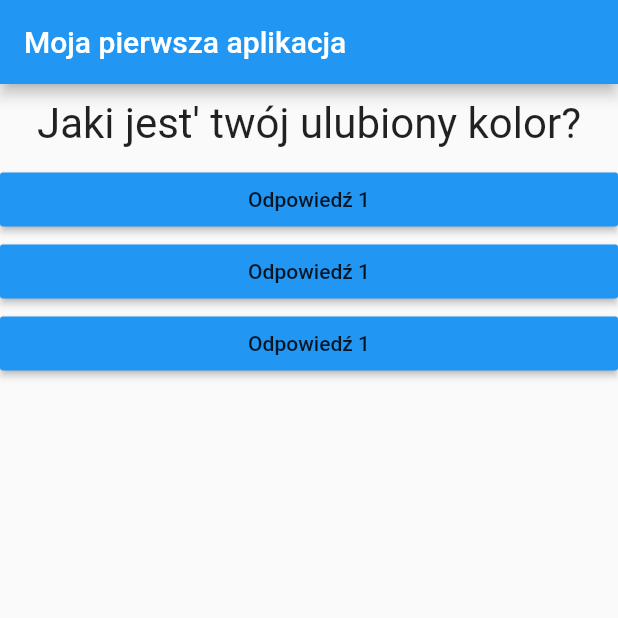
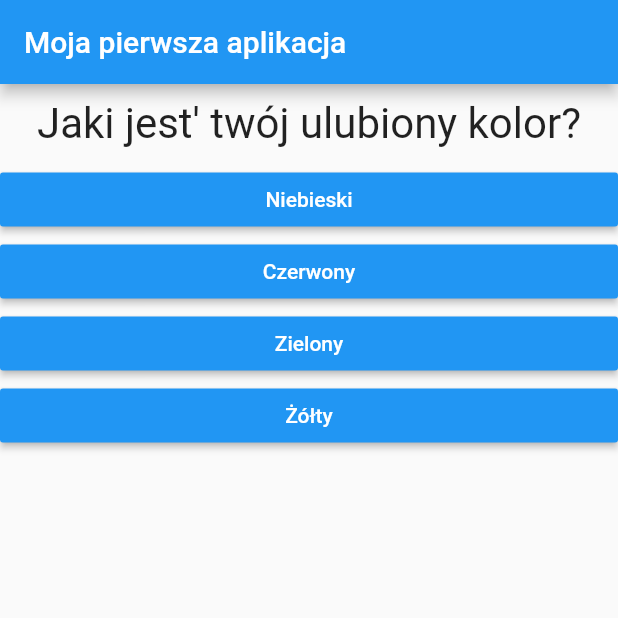
Before and after one commit to Piter98pl/QuizApp, a Flutter app: the screen it shows after launch, on a phone screen of 412 x 824 dp, the top half of it. Run offline on Flutter 3.47's test engine with Material 2 defaults, Android fonts, the phone set to English and light mode, and no system bars.

Commit message:
Returning appropriate answers to questions

```diff
--- a/lib/answer.dart
+++ b/lib/answer.dart
@@ -2,8 +2,9 @@ import 'package:flutter/material.dart';
 
 class Answer extends StatelessWidget {
   final Function selectHandler;
+  final String answerText;
 
-  Answer(this.selectHandler);
+  Answer(this.selectHandler, this.answerText);
 
   @override
   Widget build(BuildContext context) {
@@ -11,7 +12,8 @@ class Answer extends StatelessWidget {
       width: double.infinity,
       child: RaisedButton(
         color: Colors.blue,
-        child: Text('Odpowiedź 1'),
+        textColor: Colors.white,
+        child: Text(answerText),
         onPressed: selectHandler,
       ),
     );
--- a/lib/main.dart
+++ b/lib/main.dart
@@ -19,25 +19,53 @@ class MyFirstApp extends StatefulWidget {
 }
 
 class _MyFirstAppState extends State<MyFirstApp> {
+  final questions = const [
+    //list that hold maps
+    {
+      'questionText': 'Jaki jest\' twój ulubiony kolor?',
+      'answers': ['Niebieski', 'Czerwony', 'Zielony', 'Żółty'],
+    },
+    {
+      'questionText': 'Jakie jest twoje ulubione zwierzę?',
+      'answers': ['Pies', 'Kot', 'Chomik', 'Papuga'],
+    },
+    {
+      'questionText': 'Jaki jest twój ulubiony sport?',
+      'answers': ['Piłka nożna', 'Siatkówka', 'Koszykówka', 'Tenis'],
+    },
+    {
+      'questionText': 'Jaki jest twój ulubiony gautnek muzyki?',
+      'answers': ['Pop', 'Rock', 'Jazz', 'Rap'],
+    },
+    {
+      'questionText': 'Co lubisz robić w wolnym czasie?',
+      'answers': [
+        'Czytam książki',
+        'Słucham muzyki',
+        'Uprawiam sport',
+        'Uczę się programować',
+        'Gram na instrumencie'
+      ],
+    },
+  ];
   var _questionIndex = 0;
 
   void _answerQuestion() {
+
     setState(() {
       // setState is a function that forces Flutter to re-render the user interface, however not the retire user interface of the entire app
       _questionIndex = _questionIndex + 1;
     });
     print(_questionIndex);
+    if (_questionIndex < questions.length) {
+      print('Mamy więcej pytań')
+    }
   }
 
   @override
   Widget build(BuildContext context) {
     //build is also a function/method that needs to RETURN A WIDGET because you work with the widgets in Flutter, the build function is what Dart and Flutter will call in the end when they try to draw something onto the screen
     //just like BuildContext, Widget is in the end a class and every class automatically then also is a type, which is provided by material.dart
-    var questions = [
-      'Jaki jest\' twój ulubiony kolor?',
-      'Jak nazywa sie twój pies?',
-      'Jak masz na imię?'
-    ];
 
     return MaterialApp(
       home: Scaffold(
@@ -49,11 +77,12 @@ class _MyFirstAppState extends State<MyFirstApp> {
         body: Column(
           children: [
             Question(
-              questions[_questionIndex],
+              questions[_questionIndex]['questionText'],
             ),
-            Answer(_answerQuestion),
-            Answer(_answerQuestion),
-            Answer(_answerQuestion),
+            ...(questions[_questionIndex]['answers'] as List<String>)
+                .map((answer) {
+              return Answer(_answerQuestion, answer);
+            }).toList()
           ],
         ),
       ),
```
